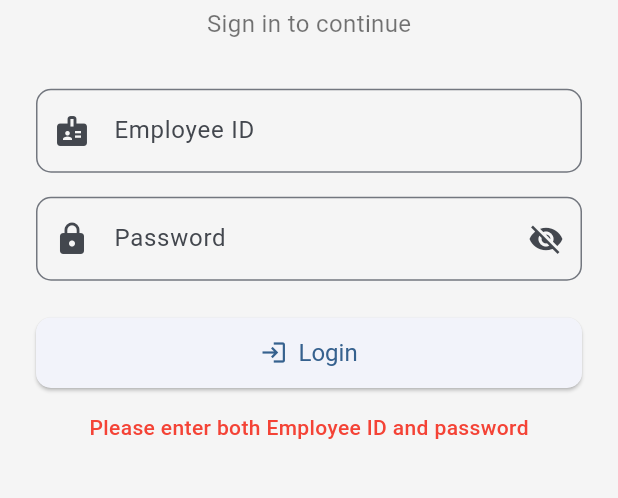
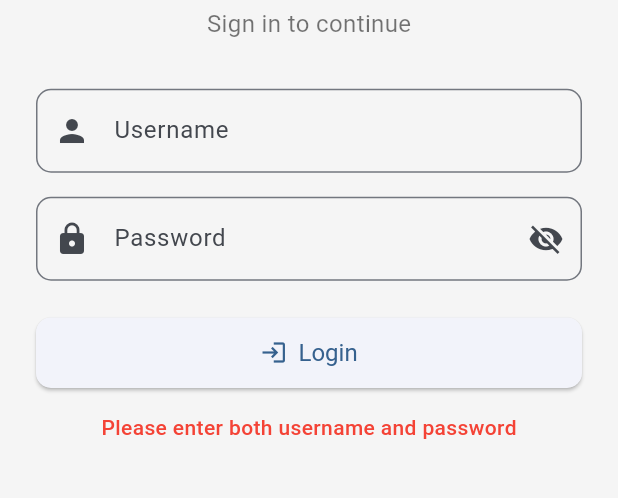
Before and after one commit to its269/hris2, a Flutter app: the screen it shows after launch, after a tap on "Login", on a phone screen of 412 x 824 dp, the part 524-1022 px from its top. Run offline on Flutter 3.47's test engine with Material 3 defaults, Android fonts, the phone set to English and light mode, and no system bars; network calls fail.

Commit message:
api_connection

```diff
--- a/lib/pages_admin/api_service.dart
+++ b/lib/pages_admin/api_service.dart
@@ -3,26 +3,31 @@ import 'package:http/http.dart' as http;
 import 'employee_model.dart';
 
 class ApiService {
-  // ⚠️ Use http://10.0.2.2 if testing on Android Emulator!
-  final String apiUrl = "http://10.0.2.2";
-
-  // For actual device or web, use your server's IP or domain
-  // final String apiUrl = "http://your-server-ip-or-domain";
+  // ⚠️ Base URL for your HRIS API
+  final String baseUrl = "http://190.92.236.127:8080/HRISAPI/Welcome";
 
   // Sign in method
-  Future<Map<String, dynamic>?> signIn(String employeeId, String password) async {
-    final url = Uri.parse("$apiUrl/login.php");
+  Future<Map<String, dynamic>?> signIn(String username, String password) async {
+    final url = Uri.parse("$baseUrl/login");
+    print("Attempting login to: $url");
+    print("Username: $username");
+
     try {
       final response = await http.post(
         url,
         headers: {"Content-Type": "application/json"},
-        body: jsonEncode({"EmployeeID": employeeId, "password": password}),
+        body: jsonEncode({"username": username, "password": password}),
       );
 
+      print("Login response status: ${response.statusCode}");
+      print("Login response body: ${response.body}");
+
       if (response.statusCode == 200) {
-        return jsonDecode(response.body);
+        final responseData = jsonDecode(response.body);
+        print("Login success: $responseData");
+        return responseData;
       } else {
-        print("Login failed: ${response.body}");
+        print("Login failed with status ${response.statusCode}: ${response.body}");
         return null;
       }
     } catch (e) {
@@ -34,7 +39,7 @@ class ApiService {
 
   // Fetch all employees
   Future<List<Employee>> fetchAllEmployees() async {
-    final url = Uri.parse('$apiUrl/employee.php');
+    final url = Uri.parse('$baseUrl/employee');
     final response = await http.get(url);
 
     if (response.statusCode == 200) {
@@ -50,7 +55,7 @@ class ApiService {
     try {
       print("Adding employee: ${emp.toJson()}");
       final response = await http.post(
-        Uri.parse('$apiUrl/employee.php'),
+        Uri.parse('$baseUrl/employee'),
         headers: {'Content-Type': 'application/json'},
         body: jsonEncode(emp.toJson()),
       );
@@ -80,7 +85,7 @@ class ApiService {
     try {
       print("Updating employee: ${emp.toJson()}");
       final response = await http.put(
-        Uri.parse('$apiUrl/employee.php'),
+        Uri.parse('$baseUrl/employee'),
         headers: {'Content-Type': 'application/json'},
         body: jsonEncode(emp.toJson()),
       );
@@ -109,7 +114,7 @@ class ApiService {
   Future<bool> deleteEmployee(String id) async {
     try {
       final response = await http.delete(
-        Uri.parse('$apiUrl/employee.php'),
+        Uri.parse('$baseUrl/employee'),
         headers: {'Content-Type': 'application/json'},
         body: jsonEncode({'EmployeeID': id}),
       );
@@ -128,7 +133,7 @@ class ApiService {
 
   // Fetch attendance records with leave status
   Future<List<Map<String, dynamic>>> fetchAttendanceWithLeave() async {
-    final url = Uri.parse("http://10.0.2.2/attendance.php");
+    final url = Uri.parse("$baseUrl/attendance");
     final response = await http.get(url);
 
     if (response.statusCode == 200) {
--- a/lib/pages_admin/login_page.dart
+++ b/lib/pages_admin/login_page.dart
@@ -12,7 +12,7 @@ class LoginPage extends StatefulWidget {
 }
 
 class _LoginPageState extends State<LoginPage> {
-  final _employeeIdController = TextEditingController();
+  final _usernameController = TextEditingController();
   final _passwordController = TextEditingController();
   bool _isLoading = false;
   bool _obscurePassword = true;
@@ -24,47 +24,40 @@ class _LoginPageState extends State<LoginPage> {
       _errorMessage = null;
     });
 
-    final employeeId = _employeeIdController.text.trim();
+    final username = _usernameController.text.trim();
     final password = _passwordController.text;
 
-    if (employeeId.isEmpty || password.isEmpty) {
+    if (username.isEmpty || password.isEmpty) {
       setState(() {
         _isLoading = false;
-        _errorMessage = "Please enter both Employee ID and password";
+        _errorMessage = "Please enter both username and password";
       });
       return;
     }
 
     final api = ApiService();
-    final result = await api.signIn(employeeId, password);
+    final result = await api.signIn(username, password);
 
     setState(() {
       _isLoading = false;
     });
 
     if (result != null) {
-      final role = result['role'] ?? '';
-      final employeeId = result['EmployeeID'] ?? '';
+      final employeeId = result['username'] ?? '';
 
-      if (role == 'Admin') {
+      // Navigate to home page on successful login (no role checking)
       Navigator.pushReplacement(
         context,
         MaterialPageRoute(
           builder: (_) => MyHomePage(
-              role: role,
+            role: 'Admin', // Default role or you can use result['role'] ?? 'Admin'
             employeeId: employeeId,
           ),
         ),
       );
-      } else if (role == 'Employee') {
-        Navigator.pushReplacement(
-          context,
-          MaterialPageRoute(builder: (context) => const UserPage()),
-        );
-      }
     } else {
       setState(() {
-        _errorMessage = "Invalid Employee ID or password";
+        _errorMessage = "Invalid username or password";
       });
     }
   }
@@ -99,12 +92,12 @@ class _LoginPageState extends State<LoginPage> {
               ),
               const SizedBox(height: 32),
 
-              // Employee ID Field
+              // Username Field
               TextField(
-                controller: _employeeIdController,
+                controller: _usernameController,
                 decoration: InputDecoration(
-                  labelText: 'Employee ID',
-                  prefixIcon: const Icon(Icons.badge),
+                  labelText: 'Username',
+                  prefixIcon: const Icon(Icons.person),
                   border: OutlineInputBorder(
                     borderRadius: BorderRadius.circular(10),
                   ),
```
Lines whose indentation alone changed are shown as unchanged.
